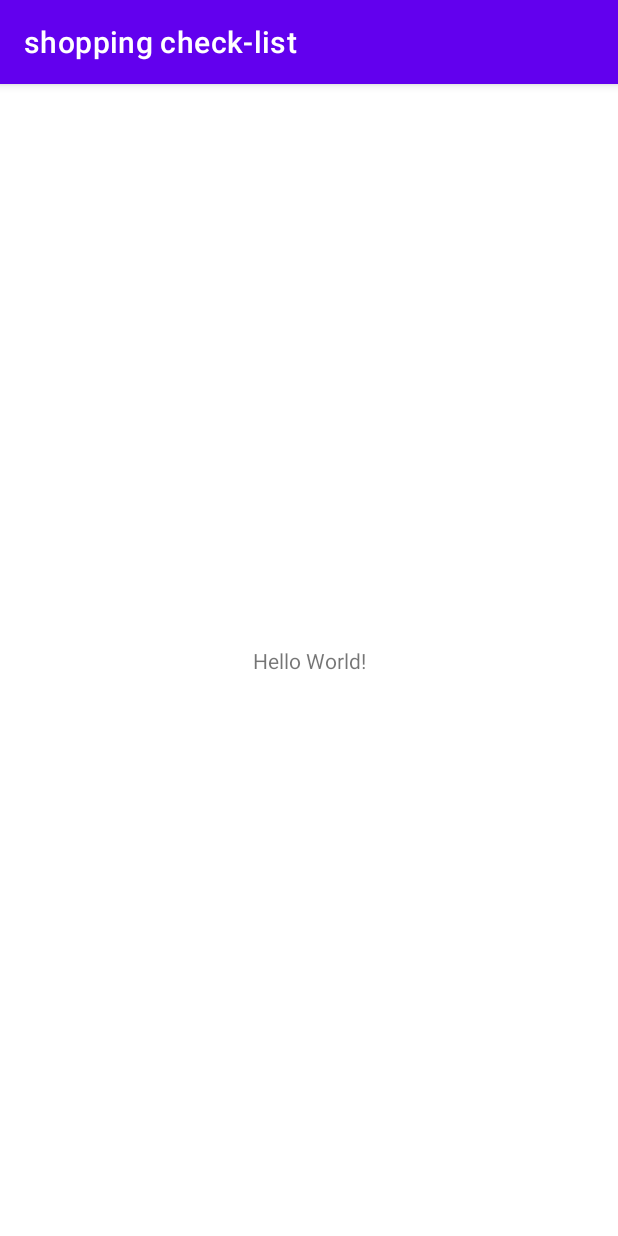
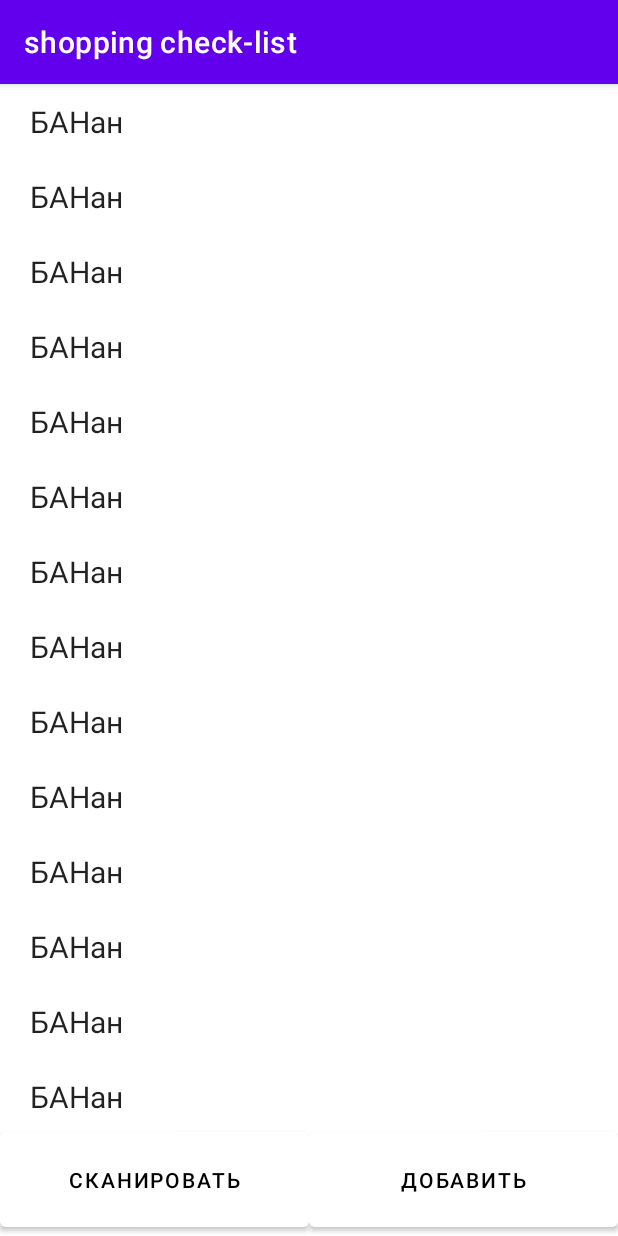
Before and after one commit to Preprof-2022/project, an Android app: the screen it shows after launch (MainActivity), on a phone screen of 412 x 824 dp. Run offline under Robolectric (Android 15) with nearby library versions, the phone set to English and light mode, and no system bars.

Commit message:
Frontend finished (my part)

```diff
--- a/app/src/main/java/com/example/shoppingcheck_list/MainActivity.kt
+++ b/app/src/main/java/com/example/shoppingcheck_list/MainActivity.kt
@@ -1,11 +1,97 @@
 package com.example.shoppingcheck_list
 
+import android.content.Intent
+import android.os.Bundle
+import android.view.LayoutInflater
+import android.view.View
+import android.view.ViewGroup
+import android.widget.Button
+import android.widget.LinearLayout
+import android.widget.TextView
 import androidx.appcompat.app.AppCompatActivity
-import android.os.Bundle
+import androidx.recyclerview.widget.LinearLayoutManager
+import androidx.recyclerview.widget.RecyclerView
+
+data class Item(val constructorName : String){
+    var name = constructorName
+}
+
+class RecyclerAdapter(private val items: List<Item>) :
+    RecyclerView.Adapter<RecyclerAdapter.RecyclerViewHolder>() {
+
+    class RecyclerViewHolder(itemView: View): RecyclerView.ViewHolder(itemView){
+        val item:LinearLayout = itemView.findViewById(R.id.productLayout)
+    }
+
+    override fun onCreateViewHolder(parent: ViewGroup, viewType: Int): RecyclerViewHolder {
+        val itemView = LayoutInflater.from(parent.context).inflate(R.layout.product, parent, false)
+        itemView.isClickable = true
+        return RecyclerViewHolder(itemView)
+    }
+
+    override fun onBindViewHolder(holder: RecyclerViewHolder, position: Int) {
+        val item = holder.item
+        val itemText = item.findViewById<TextView>(R.id.productName)
+        itemText.text = items[position].name
+        item.setOnClickListener{
+            val intent = Intent(item.context, ProductEditActivity::class.java)
+            intent.putExtra("item name", itemText.text)
+            intent.putExtra("position", position)
+            (item.context as MainActivity).startActivityForResult(intent, 1)
+        }
+    }
+
+    override fun getItemCount(): Int {
+        return items.size
+    }
+}
 
 class MainActivity : AppCompatActivity() {
+    lateinit var items: MutableList<Item>
+    lateinit var recyclerView: RecyclerView
+
     override fun onCreate(savedInstanceState: Bundle?) {
         super.onCreate(savedInstanceState)
         setContentView(R.layout.activity_main)
+
+        items = mutableListOf<Item>()
+
+        for (i in 10..30){
+            items.add(Item("БАНан"))
+        }
+
+        recyclerView = findViewById(R.id.productList)
+        recyclerView.layoutManager = LinearLayoutManager(this)
+        recyclerView.adapter = RecyclerAdapter(items)
+
+        val addButton:Button = findViewById(R.id.add)
+
+        addButton.setOnClickListener{
+            val intent = Intent(this@MainActivity, ProductAddActivity::class.java)
+            startActivityForResult(intent, 0)
+        }
+    }
+
+    override fun onActivityResult(requestCode: Int, resultCode: Int, data: Intent?) {
+        super.onActivityResult(requestCode, resultCode, data)
+        if (requestCode == 0){
+            if (resultCode == RESULT_OK) {
+                items.add(Item(data?.getStringExtra("name").toString()))
+                recyclerView.adapter?.notifyDataSetChanged()
+            }
+        }
+        else {
+            if(resultCode == RESULT_OK){
+                val action = data?.getStringExtra("action")
+                val position = data?.getIntExtra("position", 0)
+                if (action == "rename"){
+                    items[position!!].name = data?.getStringExtra("name").toString()
+                }
+                else if (action == "delete"){
+                    items.removeAt(position!!)
+                }
+                recyclerView.adapter?.notifyDataSetChanged()
+            }
+        }
     }
 }
--- a/app/src/main/res/layout/activity_main.xml
+++ b/app/src/main/res/layout/activity_main.xml
@@ -6,13 +6,41 @@
     android:layout_height="match_parent"
     tools:context=".MainActivity">
 
-    <TextView
-        android:layout_width="wrap_content"
-        android:layout_height="wrap_content"
-        android:text="Hello World!"
+    <androidx.recyclerview.widget.RecyclerView
+        android:id="@+id/productList"
+        android:layout_width="match_parent"
+        android:layout_height="0dp"
+        app:layout_constraintBottom_toTopOf="@+id/mainScreenButtons"
+        app:layout_constraintEnd_toEndOf="parent"
+        app:layout_constraintHorizontal_bias="1.0"
+        app:layout_constraintStart_toStartOf="parent"
+        app:layout_constraintTop_toTopOf="parent"
+        app:layout_constraintVertical_bias="0.0"
+        tools:listitem="@layout/product" />
+
+    <LinearLayout
+        android:id="@+id/mainScreenButtons"
+        android:layout_width="0dp"
+        android:layout_height="75dp"
+        android:orientation="horizontal"
         app:layout_constraintBottom_toBottomOf="parent"
         app:layout_constraintEnd_toEndOf="parent"
-        app:layout_constraintStart_toStartOf="parent"
-        app:layout_constraintTop_toTopOf="parent" />
+        app:layout_constraintStart_toStartOf="parent">
 
+        <Button
+            android:id="@+id/scan"
+            style="@style/Button"
+            android:layout_width="0dp"
+            android:layout_height="match_parent"
+            android:layout_weight="1"
+            android:text="Сканировать" />
+
+        <Button
+            android:id="@+id/add"
+            style="@style/Button"
+            android:layout_width="0dp"
+            android:layout_height="match_parent"
+            android:layout_weight="1"
+            android:text="Добавить" />
+    </LinearLayout>
 </androidx.constraintlayout.widget.ConstraintLayout>
--- /dev/null
+++ b/app/src/main/res/layout/product.xml
@@ -0,0 +1,18 @@
+<?xml version="1.0" encoding="utf-8"?>
+<LinearLayout xmlns:android="http://schemas.android.com/apk/res/android"
+    xmlns:app="http://schemas.android.com/apk/res-auto"
+    android:id="@+id/productLayout"
+    android:layout_width="match_parent"
+    android:layout_height="50dp">
+
+    <TextView
+        android:id="@+id/productName"
+        android:layout_width="wrap_content"
+        android:layout_height="50dp"
+        android:layout_weight="2"
+        android:gravity="center_vertical"
+        android:paddingLeft="20dp"
+        android:textAppearance="@style/TextAppearance.AppCompat.Body1"
+        android:textSize="20dp" />
+
+</LinearLayout>
--- a/app/src/main/res/values/themes.xml
+++ b/app/src/main/res/values/themes.xml
@@ -13,4 +13,10 @@
         <item name="android:statusBarColor">?attr/colorPrimaryVariant</item>
         <!-- Customize your theme here. -->
     </style>
+
+    <style name="Button">
+        <item name="backgroundTint">@color/white</item>
+        <item name="backgroundColor">@color/white</item>
+        <item name="android:textColor">@color/black</item>
+    </style>
 </resources>
```
Also changed, not shown: app/src/main/AndroidManifest.xml (+10 -0 lines), app/src/main/java/com/example/shoppingcheck_list/ProductAddActivity.kt (added, +25 -0 lines), app/src/main/java/com/example/shoppingcheck_list/ProductEditActivity.kt (added, +41 -0 lines), app/src/main/res/layout/activity_product_add.xml (added, +46 -0 lines), app/src/main/res/layout/activity_product_edit.xml (added, +58 -0 lines).
